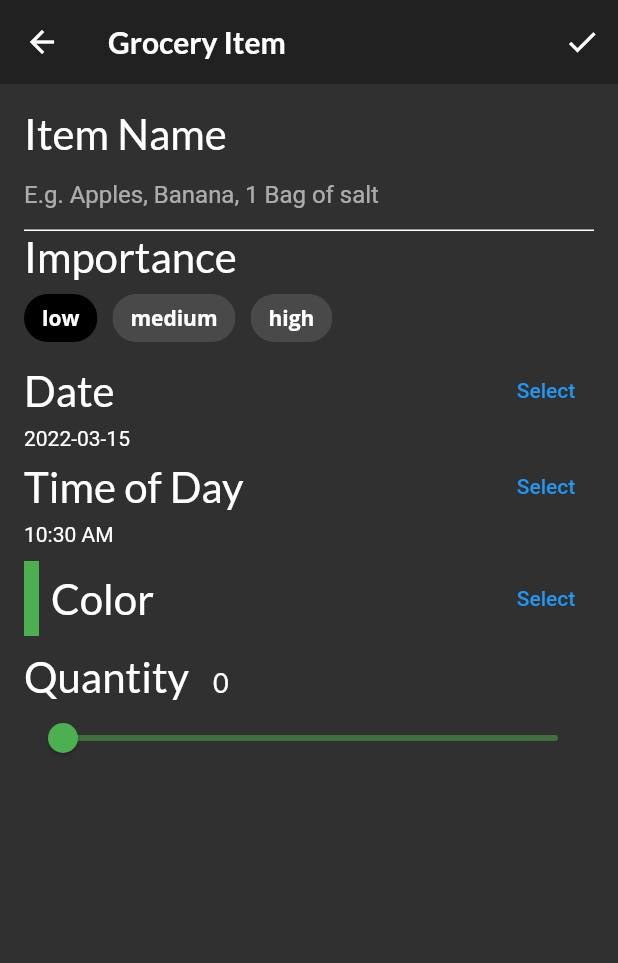
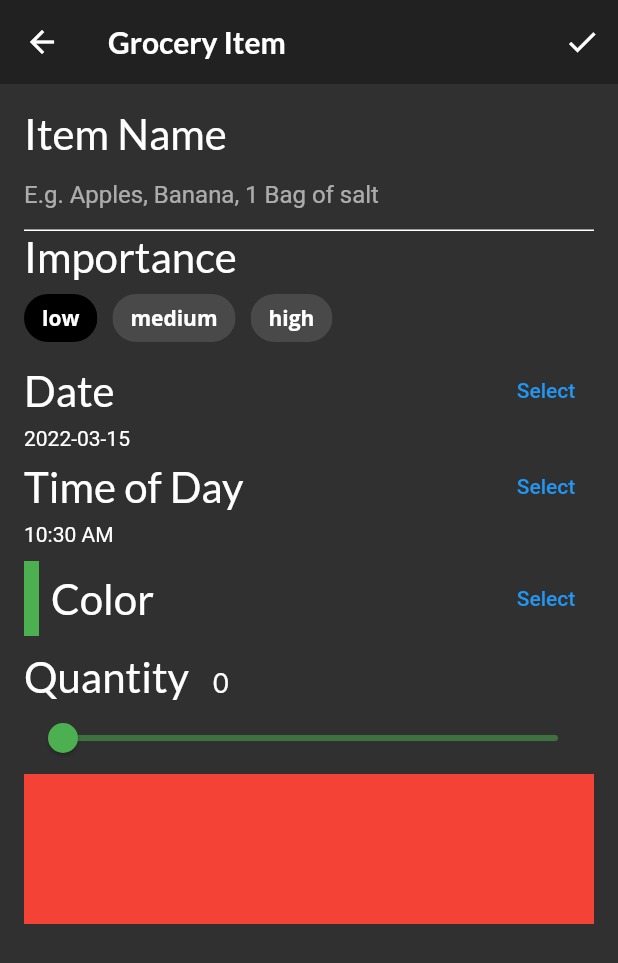
Before and after one commit to DahackerInno/05-scrollable-widgets, a Flutter app: the screen it shows after launch, item 3 of the bottom bar chosen, after a tap on the "add" icon, on a phone screen of 412 x 824 dp. Shown: the top 963 px of the screen. Run offline on Flutter 3.47's test engine with Material 2 defaults, Android fonts, the phone set to English and light mode, and no system bars; our stand-ins replace flutter_colorpicker, google_fonts; project files that could hold a hidden picture were left out.

Commit message:
Added grocerytile starter

```diff
--- /dev/null
+++ b/lib/components/grocery_tile.dart
@@ -0,0 +1,38 @@
+import 'package:flutter/material.dart';
+import 'package:google_fonts/google_fonts.dart';
+import 'package:intl/intl.dart';
+import '../models/grocery_item.dart';
+
+class GroceryTile extends StatelessWidget {
+  // 1
+  final GroceryItem item;
+  // 2
+  final Function(bool?)? onComplete;
+  // 3
+  final TextDecoration textDecoration;
+
+  // 4
+  GroceryTile({
+    Key? key,
+    required this.item,
+    this.onComplete,
+  }) : textDecoration =
+  item.isComplete ? TextDecoration.lineThrough : TextDecoration.none,
+        super(key: key);
+
+  @override
+  Widget build(BuildContext context) {
+    // TODO 21: Change this Widget
+    return Container(
+      height: 100.0,
+      // TODO 20: Replace this color
+      color: Colors.red,
+    );
+  }
+
+// TODO: Add BuildImportance()
+
+// TODO: Add buildDate()
+
+// TODO: Add buildCheckbox()
+}
--- a/lib/screens/grocery_item_screen.dart
+++ b/lib/screens/grocery_item_screen.dart
@@ -4,6 +4,7 @@ import 'package:flutter_colorpicker/flutter_colorpicker.dart';
 import 'package:intl/intl.dart';
 import 'package:uuid/uuid.dart';
 import '../models/models.dart';
+import '../components/grocery_tile.dart';
 
 class GroceryItemScreen extends StatefulWidget {
   // 1
@@ -106,7 +107,22 @@ class _GroceryItemScreenState extends State<GroceryItemScreen> {
             buildColorPicker(context),
             const SizedBox(height: 10.0),
             buildQuantityField(),
-            // TODO: 19: Add Grocery Tile
+            GroceryTile(
+              item: GroceryItem(
+                id: 'previewMode',
+                name: _name,
+                importance: _importance,
+                color: _currentColor,
+                quantity: _currentSliderValue,
+                date: DateTime(
+                  _dueDate.year,
+                  _dueDate.month,
+                  _dueDate.day,
+                  _timeOfDay.hour,
+                  _timeOfDay.minute,
+                ),
+              ),
+            ),
           ],
         ),
       ),
```
